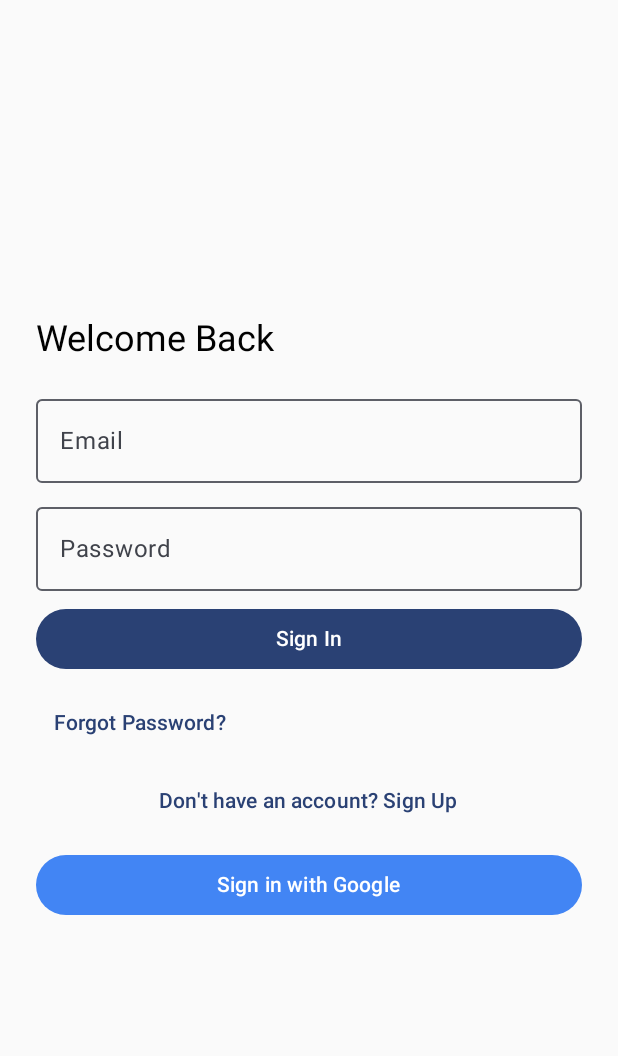
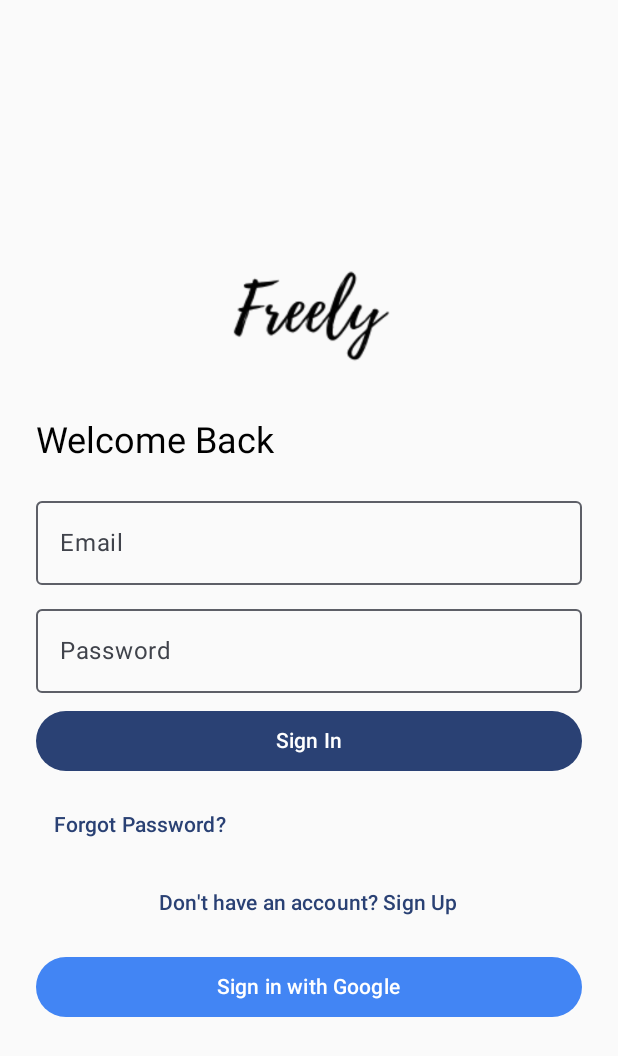
Before and after one commit to Sumyea30/Cse327-summer25-Nbm, an Android app built with Jetpack Compose: the screen it shows after launch (MainActivity), on a phone screen of 412 x 824 dp. Shown: the top 1056 px of the screen. Run offline under Robolectric (Android 15) with nearby library versions, the phone set to English and light mode, and no system bars; our stand-ins replace Firebase (no records; nobody signed in at launch, a user with empty details on screens opened directly).

Commit message:
M1-M2 working

```diff
--- a/Test-App/Project_Application/app/build.gradle.kts
+++ b/Test-App/Project_Application/app/build.gradle.kts
@@ -76,7 +76,10 @@ dependencies {
     implementation("com.google.android.gms:play-services-auth:21.0.0")
 
     // MediaPipe LLM (Text and Image)
+    //implementation("com.google.mediapipe:framework:0.10.1")
     implementation("com.google.mediapipe:tasks-genai:0.10.25")
+    //implementation("com.google.mediapipe:tasks-core:0.10.24")
+    implementation("com.google.mediapipe:tasks-vision-image-generator:0.10.21")
 
     // Protobuf runtime
     implementation("com.google.protobuf:protobuf-javalite:4.26.1")
@@ -89,4 +92,5 @@ dependencies {
     androidTestImplementation(libs.androidx.ui.test.junit4)
     debugImplementation(libs.androidx.ui.tooling)
     debugImplementation(libs.androidx.ui.test.manifest)
+
 }
--- a/Test-App/Project_Application/app/src/main/AndroidManifest.xml
+++ b/Test-App/Project_Application/app/src/main/AndroidManifest.xml
@@ -17,6 +17,8 @@
     <uses-permission android:name="android.permission.WRITE_EXTERNAL_STORAGE"
         android:maxSdkVersion="28"/>
     <uses-permission android:name="android.permission.READ_EXTERNAL_STORAGE"/>
+    <uses-permission android:name="android.permission.READ_EXTERNAL_STORAGE"/>
+    <uses-permission android:name="android.permission.MANAGE_EXTERNAL_STORAGE" tools:ignore="ScopedStorage"/>
 
 
 
--- a/Test-App/Project_Application/app/src/main/java/com/example/project_application/LoginScreen.kt
+++ b/Test-App/Project_Application/app/src/main/java/com/example/project_application/LoginScreen.kt
@@ -8,6 +8,7 @@ import android.location.LocationManager
 import android.widget.Toast
 import androidx.activity.compose.rememberLauncherForActivityResult
 import androidx.activity.result.contract.ActivityResultContracts
+import androidx.compose.foundation.Image
 import androidx.compose.foundation.layout.*
 import androidx.compose.material3.*
 import androidx.compose.runtime.*
@@ -21,6 +22,10 @@ import androidx.core.content.ContextCompat
 import com.google.firebase.auth.FirebaseAuth
 import java.util.*
 import com.google.firebase.firestore.FirebaseFirestore
+
+import androidx.compose.ui.res.painterResource
+import androidx.compose.ui.Alignment
+
 
 @Composable
 fun LoginScreen(onLoginSuccess: () -> Unit) {
@@ -77,6 +82,15 @@ fun LoginScreen(onLoginSuccess: () -> Unit) {
             .padding(24.dp),
         verticalArrangement = Arrangement.Center
     ) {
+        Image(
+            painter = painterResource(id = R.drawable.logo2),
+            contentDescription = "App Logo",
+            modifier = Modifier
+                .size(120.dp)
+                .align(Alignment.CenterHorizontally)
+        )
+        Spacer(modifier = Modifier.height(16.dp))
+
         Text(
             text = if (isSignUp) "Create Account" else "Welcome Back",
             style = MaterialTheme.typography.headlineSmall
--- a/Test-App/Project_Application/app/src/main/java/com/example/project_application/PermissionScreen.kt
+++ b/Test-App/Project_Application/app/src/main/java/com/example/project_application/PermissionScreen.kt
@@ -54,7 +54,7 @@ fun PermissionScreen(onPermissionsGranted: () -> Unit) {
         modifier = Modifier
             .fillMaxSize()
             .padding(24.dp),
-        color = MaterialTheme.colorScheme.background
+        //color = MaterialTheme.colorScheme.background
     ) {
         Column(
             verticalArrangement = Arrangement.Center,
```
Also changed, not shown: Test-App/Project_Application/app/src/main/java/com/example/project_application/DownloadScreen.kt (+7 -0 lines), Test-App/Project_Application/app/src/main/java/com/example/project_application/HomeScreen.kt (+15 -8 lines), Test-App/Project_Application/app/src/main/java/com/example/project_application/LlmManager.kt (+34 -18 lines), Test-App/Project_Application/app/src/main/res/drawable/logo.png (added), Test-App/Project_Application/app/src/main/res/drawable/logo2.png (added).
